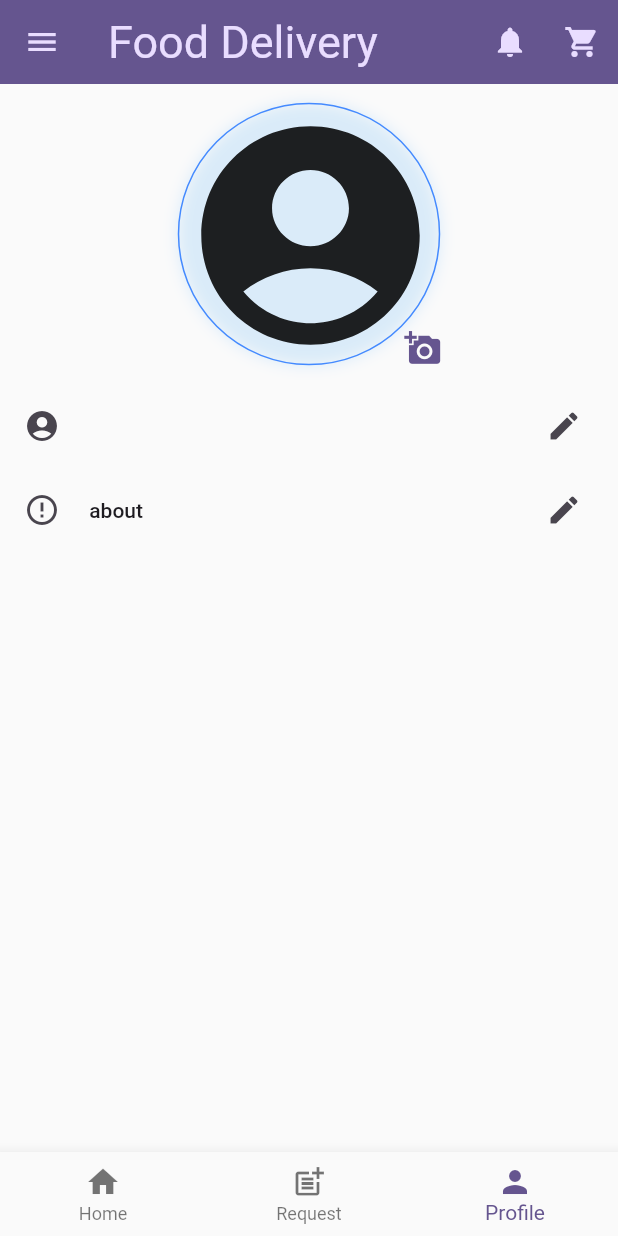
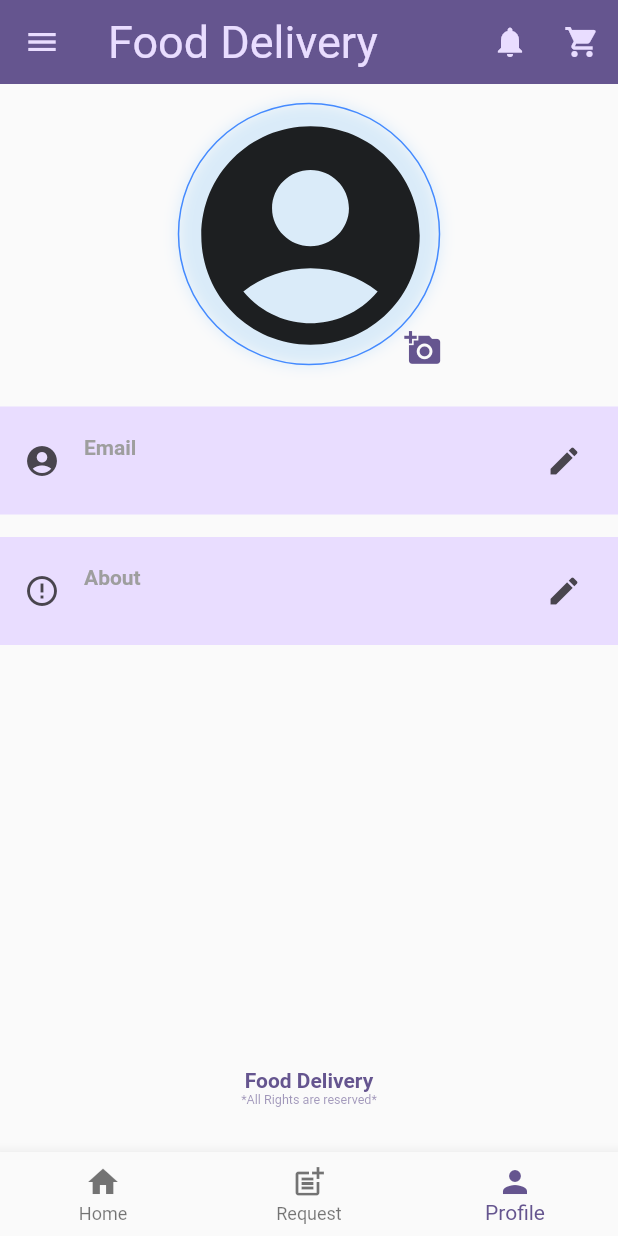
Before and after one commit to sumitdarshanala/NitC_delivery, a Flutter app: the screen it shows once a user with an empty profile is signed in, item 3 of the bottom bar chosen, in the side drawer, after a tap on the "account circle" icon, on a phone screen of 412 x 824 dp. Run offline on Flutter 3.47's test engine with Material 2 defaults, Android fonts, the phone set to English and light mode, and no system bars; our stand-ins replace cloud_firestore, firebase_auth, firebase_core, firebase_storage, google_fonts, google_sign_in and 3 more; missing offline and left inert: image_fade; accounts and stored records are empty.

Commit message:
addition of Rights Tag and All

```diff
--- a/lib/componenets/main_drawer.dart
+++ b/lib/componenets/main_drawer.dart
@@ -273,7 +273,28 @@ class _MainDrawerState extends State<MainDrawer> {
                     getAlert(context);
                     // showDialog(
                     //     context: context, builder: (_) => ConfirmedLogout());
-                  })
+                  }),
+              Container(
+                height: 250,
+                  child: Column(
+                    crossAxisAlignment: CrossAxisAlignment.start,
+                    mainAxisAlignment: MainAxisAlignment.end,
+                    children: [
+                      Center(
+                        child: Text("Food Delivery",
+                            style: TextStyle(
+                                color: Theme.of(context).colorScheme.primary,
+                                fontWeight: FontWeight.bold)),
+                      ),
+                      Center(
+                          child: Text(
+                            "*All Rights are reserved*",
+                            textScaleFactor: 0.6,
+                            style: TextStyle(
+                                color: Theme.of(context).colorScheme.primary.withOpacity(0.6)),
+                          ))
+                    ],
+                  )),
             ],
           ),
         ],
--- a/lib/screen/Profile.dart
+++ b/lib/screen/Profile.dart
@@ -9,6 +9,7 @@ import 'package:image_picker/image_picker.dart';
 import 'package:transparent_image/transparent_image.dart';
 
 import '../componenets/imageviewer.dart';
+import '../pages/Edit_profile.dart';
 
 class Profile extends StatefulWidget {
   const Profile({super.key});
@@ -21,10 +22,27 @@ class _ProfileState extends State<Profile> {
   @override
   void initState() {
     getImageUrl();
+    getAbout();
     super.initState();
   }
 
   final user = FirebaseAuth.instance.currentUser;
+
+  void getAbout() async {
+    final _about = await FirebaseFirestore.instance
+        .collection('user_images')
+        .doc(user!.uid)
+        .get()
+        .then((value) {
+      final data = value.data() as Map<String, dynamic>;
+      return data['about'];
+    });
+    if (_about != null) {
+      setState(() {
+        about = _about;
+      });
+    }
+  }
 
   void getImageUrl() async {
     var image;
@@ -43,11 +61,12 @@ class _ProfileState extends State<Profile> {
 
   String imageUrl = "";
   File? _pickedImageFile;
+  String about = "Available";
 
   void selectImage(bool check) async {
     showDialog(
         context: context,
-        builder: (context) {
+        builder: (ctx) {
           return const Center(
             child: CircularProgressIndicator(),
           );
@@ -68,12 +87,11 @@ class _ProfileState extends State<Profile> {
       Navigator.pop(context);
       return;
     }
+    Navigator.pop(context);
     setState(() {
       _pickedImageFile = File(pickedImage.path);
       registerUser();
-      Navigator.pop(context);
     });
-    // widget.onPickImage(_pickedImageFile!);
   }
 
   void getImage() {
@@ -238,7 +256,8 @@ class _ProfileState extends State<Profile> {
                                 blurRadius: 8,
                                 offset: const Offset(0, 0),
                               ),
-                              ],shape: BoxShape.circle,
+                            ],
+                            shape: BoxShape.circle,
                             border: Border.all(color: Colors.blueAccent),
                           ),
                           child: (imageUrl.length != 0)
@@ -268,16 +287,72 @@ class _ProfileState extends State<Profile> {
             )
           ],
         ),
-        ListTile(
+        SizedBox(
+          height: 15,
+        ),
+        Container(
+          color: Theme.of(context).colorScheme.primaryContainer,
+          child: ListTile(
+            onTap: () {
+              Navigator.of(context).push(
+                MaterialPageRoute(builder: (ctx) => EditProfile()),
+              );
+            },
             leading: Icon(Icons.account_circle),
-          title: Text(user!.email.toString()),
+            subtitle: Text(
+              user!.email.toString(),
+              textScaleFactor: 1.25,
+            ),
+            title: Text(
+              "Email",
+              style: TextStyle(color: Colors.grey, fontWeight: FontWeight.bold),
+            ),
             trailing: Icon(Icons.edit),
           ),
-        ListTile(
+        ),
+        SizedBox(
+          height: 15,
+        ),
+        Container(
+          color: Theme.of(context).colorScheme.primaryContainer,
+          child: ListTile(
+            onTap: () {
+              Navigator.of(context).push(
+                MaterialPageRoute(builder: (ctx) => EditProfile()),
+              );
+            },
             leading: Icon(Icons.error_outline),
-          title: Text(" about "),
+            title: Text(
+              "About",
+              style: TextStyle(color: Colors.grey, fontWeight: FontWeight.bold),
+            ),
+            subtitle: Text(about),
             trailing: Icon(Icons.edit),
           ),
+        ),
+        Expanded(
+            child: Column(
+          mainAxisAlignment: MainAxisAlignment.end,
+          children: [
+            Center(
+              child: Text("Food Delivery",
+                  style: TextStyle(
+                      color: Theme.of(context).colorScheme.primary,
+                      fontWeight: FontWeight.bold)),
+            ),
+            Center(
+                child: Text(
+              "*All Rights are reserved*",
+              textScaleFactor: 0.6,
+              style: TextStyle(
+                  color:
+                      Theme.of(context).colorScheme.primary.withOpacity(0.6)),
+            )),
+            SizedBox(
+              height: 30,
+            )
+          ],
+        )),
       ],
     ));
   }
--- a/lib/screen/home.dart
+++ b/lib/screen/home.dart
@@ -1,31 +1,52 @@
 import 'package:flutter/cupertino.dart';
+import 'package:flutter/material.dart';
 
-class Home extends StatelessWidget{
-   Home({required this.user,super.key});
+class Home extends StatelessWidget {
+  Home({required this.user, super.key});
+
   final user;
+
   @override
   Widget build(BuildContext context) {
     return SingleChildScrollView(
+      child: Container(
         child: Column(
           children: [
             const SizedBox(
               height: 30,
             ),
             Container(
-              child: Image(image: AssetImage('lib/assets/icon/deliver.png'))),
-          const SizedBox(
-            height: 30,
-          ),
-          const SizedBox(
-            height: 30,
+                child: Image(image: AssetImage('lib/assets/icon/deliver.png'))
             ),
             Center(
               child: Text("logged In as ${user.email}"),
             ),
-          const SizedBox(
+            Container(
+              height: 250,
+                child: Column(
+              mainAxisAlignment: MainAxisAlignment.end,
+              children: [
+                Center(
+                  child: Text("Food Delivery",
+                      style: TextStyle(
+                          color: Theme.of(context).colorScheme.primary,
+                          fontWeight: FontWeight.bold)),
+                ),
+                Center(
+                    child: Text(
+                  "*All Rights are reserved*",
+                  textScaleFactor: 0.6,
+                  style: TextStyle(
+                      color:
+                          Theme.of(context).colorScheme.primary.withOpacity(0.6)),
+                )),
+                SizedBox(
                   height: 30,
+                )
+              ],
+            )),
+          ],
         ),
-        ],
       ),
     );
   }
```
Lines whose indentation alone changed are shown as unchanged.
